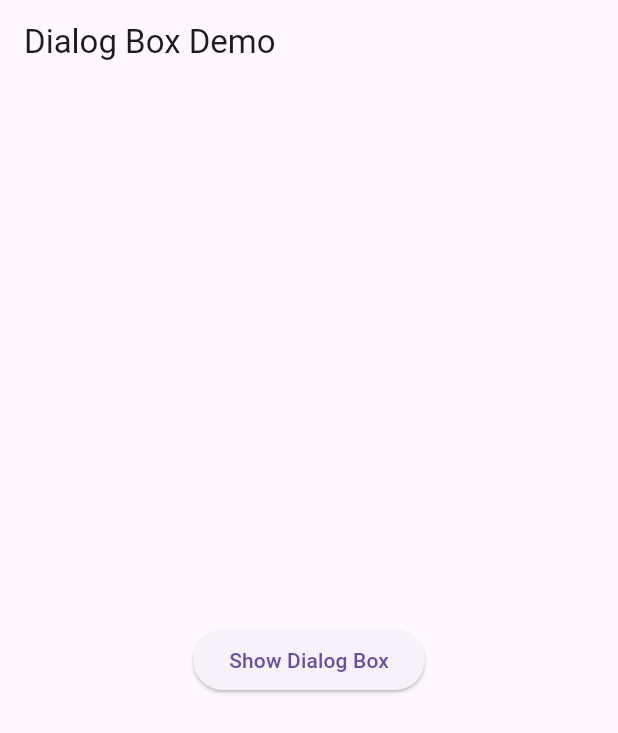
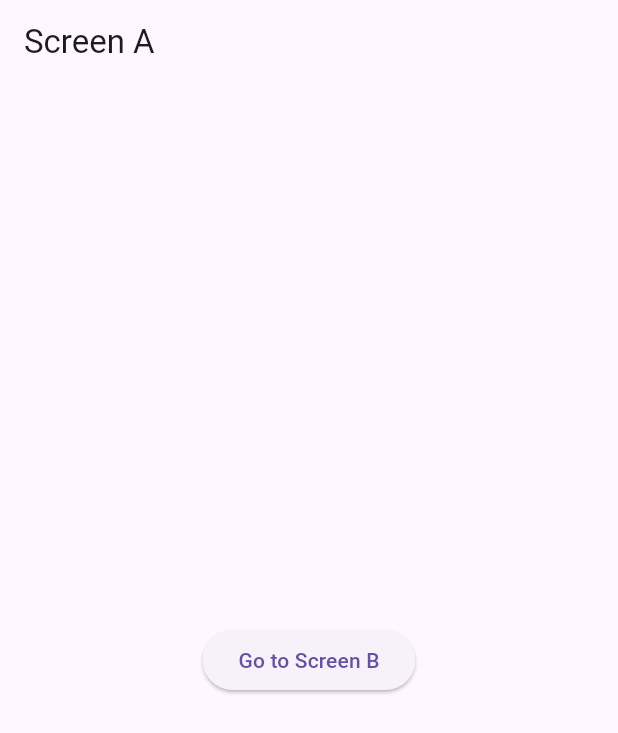
Before and after one commit to MuhammadAliKust/Flutter-B11, a Flutter app: the screen it shows after launch, on a phone screen of 412 x 824 dp. Shown: the top 733 px of the screen. Run offline on Flutter 3.47's test engine with Material 3 defaults, Android fonts, the phone set to English and light mode, and no system bars; our stand-ins replace smooth_page_indicator, string_validator.

```diff
--- a/lib/main.dart
+++ b/lib/main.dart
@@ -1,6 +1,7 @@
 import 'package:flutter/material.dart';
 import 'package:flutter_b11/asset_image_demo.dart';
 import 'package:flutter_b11/bottom_bar_view.dart';
+import 'package:flutter_b11/bottom_sheet.dart';
 import 'package:flutter_b11/dialog_box.dart';
 import 'package:flutter_b11/dynamic_list_view.dart';
 import 'package:flutter_b11/grid_view.dart';
@@ -8,6 +9,7 @@ import 'package:flutter_b11/list_tile_view.dart';
 import 'package:flutter_b11/login_view.dart';
 import 'package:flutter_b11/multiple_selection_view.dart';
 import 'package:flutter_b11/onboarding.dart';
+import 'package:flutter_b11/screen_a.dart';
 import 'package:flutter_b11/single_selection_view.dart';
 import 'package:flutter_b11/tabbar_view.dart';
 
@@ -21,7 +23,7 @@ class MyApp extends StatelessWidget {
   @override
   Widget build(BuildContext context) {
     return MaterialApp(
-      home: DialogBoxDemo(),
+      home: ScreenAView(),
     );
   }
 }
--- /dev/null
+++ b/lib/screen_a.dart
@@ -0,0 +1,23 @@
+import 'package:flutter/material.dart';
+import 'package:flutter_b11/screen_b.dart';
+
+class ScreenAView extends StatelessWidget {
+  const ScreenAView({super.key});
+
+  @override
+  Widget build(BuildContext context) {
+    return Scaffold(
+      appBar: AppBar(
+        title: Text("Screen A"),
+      ),
+      body: Center(
+        child: ElevatedButton(
+            onPressed: () {
+              Navigator.push(context,
+                  MaterialPageRoute(builder: (context) => ScreenBView()));
+            },
+            child: Text("Go to Screen B")),
+      ),
+    );
+  }
+}
```
Also changed, not shown: lib/bottom_sheet.dart (added, +46 -0 lines), lib/screen_b.dart (added, +44 -0 lines).
